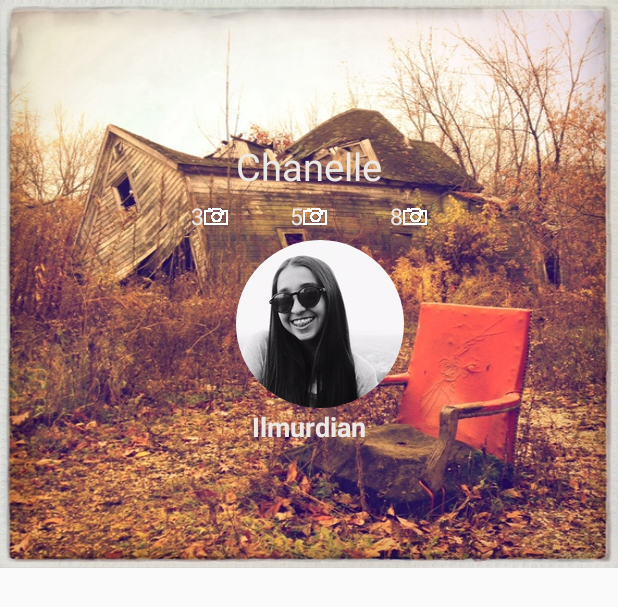
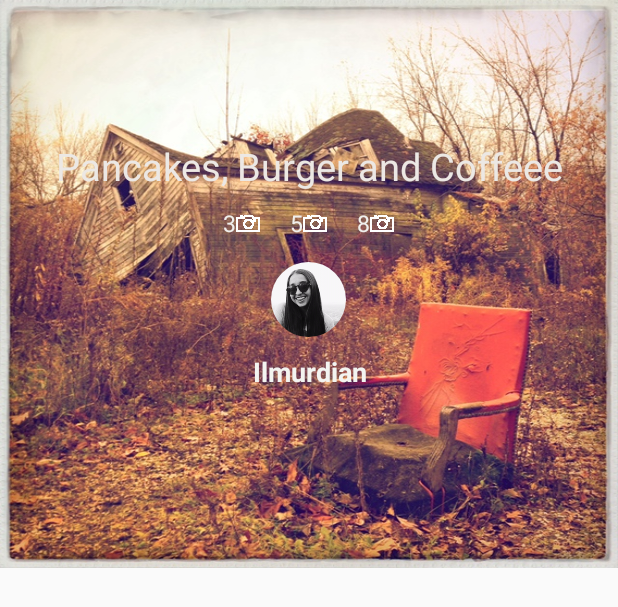
Before and after one commit to munnadroid/momentdemo, an Android app: the layout moment_list_row.xml on its own in the app's theme, with its tools: preview values and no code run, on a phone screen of 412 x 824 dp. Shown: the top 607 px of the screen. Run offline under Robolectric (Android 15) with nearby library versions, the phone set to English and light mode, and no system bars; plain views replace RoundedImageView.

Commit message:
margin and size fixed

```diff
--- a/app/src/main/res/layout/moment_list_row.xml
+++ b/app/src/main/res/layout/moment_list_row.xml
@@ -1,64 +1,77 @@
 <?xml version="1.0" encoding="utf-8"?>
 <RelativeLayout xmlns:android="http://schemas.android.com/apk/res/android"
+    android:id="@+id/list_layout"
     android:layout_width="match_parent"
     android:layout_height="wrap_content"
     android:background="@drawable/row_view_background">
 
 
     <TextView
-        android:id="@+id/username_textview_list_row"
-        android:layout_width="wrap_content"
+        android:id="@+id/title_textview_list_row"
+        android:layout_width="match_parent"
         android:layout_height="wrap_content"
         android:layout_alignParentTop="true"
         android:layout_centerHorizontal="true"
         android:layout_marginTop="93dp"
-        android:text="Chanelle"
+        android:gravity="center"
+        android:paddingLeft="12dp"
+        android:paddingRight="12dp"
+        android:text="Pancakes, Burger and Coffeee"
         android:textColor="@color/list_row_text_color"
         android:textSize="25sp" />
+
+    <RelativeLayout
+        android:id="@+id/count_layout"
+        android:layout_width="match_parent"
+        android:layout_height="wrap_content"
+        android:layout_below="@+id/title_textview_list_row"
+        android:gravity="center">
+
 
         <TextView
             android:id="@+id/camera_textview_list_row"
             android:layout_width="wrap_content"
             android:layout_height="wrap_content"
-        android:layout_below="@+id/username_textview_list_row"
-        android:layout_toLeftOf="@+id/username_textview_list_row"
             android:drawableEnd="@drawable/camera_listrow"
-        android:padding="5dp"
+            android:padding="10dp"
             android:text="3"
-        android:textColor="@color/list_row_text_color"
+            android:textColor="@color/count_text_color"
             android:textSize="15sp" />
 
         <TextView
             android:id="@+id/video_textview_list_row"
             android:layout_width="wrap_content"
             android:layout_height="wrap_content"
-        android:layout_below="@+id/username_textview_list_row"
             android:layout_centerHorizontal="true"
+            android:layout_toRightOf="@+id/camera_textview_list_row"
             android:drawableEnd="@drawable/camera_listrow"
-        android:padding="5dp"
+            android:padding="10dp"
             android:text="5"
-        android:textColor="@color/list_row_text_color"
+            android:textColor="@color/count_text_color"
             android:textSize="15sp" />
 
         <TextView
             android:id="@+id/audio_textview_list_row"
             android:layout_width="wrap_content"
             android:layout_height="wrap_content"
-        android:layout_below="@+id/username_textview_list_row"
-        android:layout_toRightOf="@+id/username_textview_list_row"
+            android:layout_toRightOf="@+id/video_textview_list_row"
             android:drawableEnd="@drawable/camera_listrow"
-        android:padding="5dp"
+            android:padding="10dp"
             android:text="8"
-        android:textColor="@color/list_row_text_color"
+            android:textColor="@color/count_text_color"
             android:textSize="15sp" />
+
+    </RelativeLayout>
+
 
     <com.makeramen.RoundedImageView xmlns:android="http://schemas.android.com/apk/res/android"
         xmlns:app="http://schemas.android.com/apk/res-auto"
         android:id="@+id/profile_imageview"
-        android:layout_width="wrap_content"
-        android:layout_height="wrap_content"
-        android:layout_below="@+id/camera_textview_list_row"
-        android:layout_toRightOf="@+id/camera_textview_list_row"
+        android:layout_width="50dp"
+        android:layout_height="50dp"
+        android:layout_below="@+id/count_layout"
+        android:layout_centerHorizontal="true"
+        android:layout_margin="5dp"
         android:scaleType="centerCrop"
         android:src="@drawable/rowview_profile_img"
         app:border_color="#ffffff"
@@ -68,14 +81,17 @@
         app:oval="true" />
 
     <TextView
-        android:layout_width="wrap_content"
+        android:id="@+id/username_textview_list_row"
+        android:layout_width="match_parent"
         android:layout_height="wrap_content"
+        android:layout_alignParentEnd="true"
+        android:layout_alignParentRight="true"
+        android:layout_below="@+id/profile_imageview"
+        android:gravity="center"
+        android:padding="5dp"
         android:text="Ilmurdian"
-        android:textColor="@color/list_row_text_color"
-        android:id="@+id/textView2"
+        android:textColor="@color/username_text_color"
         android:textSize="18sp"
-        android:textStyle="bold"
-        android:layout_below="@+id/profile_imageview"
-        android:layout_centerHorizontal="true" />
+        android:textStyle="bold" />
 
 </RelativeLayout>
```
Lines whose indentation alone changed are shown as unchanged.
